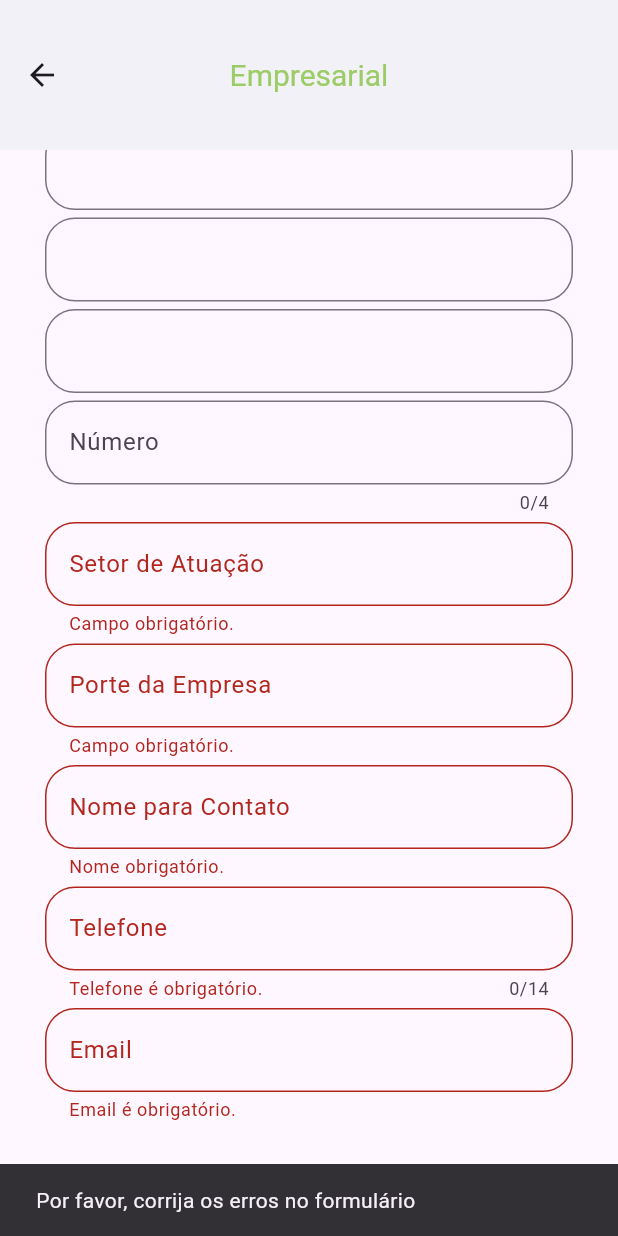
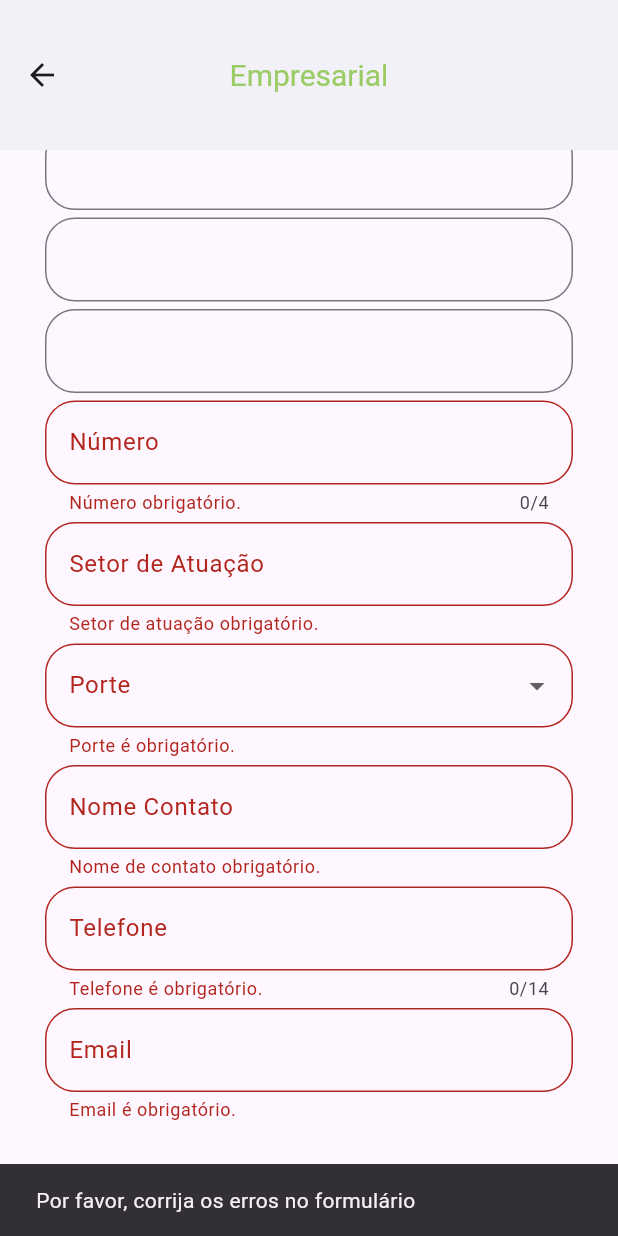
Before and after one commit to orbitatecnologiafsa/safecheck, a Flutter app: the CadEmpresarial screen opened directly, scrolled down 431 dp, after a tap on "Realizar Cadastro", on a phone screen of 412 x 824 dp. Run offline on Flutter 3.47's test engine with Material 3 defaults, Android fonts, the phone set to English and light mode, and no system bars; our stand-ins replace another_flutter_splash_screen, cloud_firestore, firebase_auth, firebase_core, flutter_otp_text_field, google_nav_bar and 1 more; accounts and stored records are empty.

Commit message:
lib: cadastros: Verificação do CNPJ

```diff
--- a/lib/pages/cadastros/cad_empresarial.dart
+++ b/lib/pages/cadastros/cad_empresarial.dart
@@ -27,6 +27,8 @@ class _CadEmpresarial extends State<CadEmpresarial> {
   var nomec = TextEditingController();
   var telefone = TextEditingController();
   var email = TextEditingController();
+
+  String? porteSelecionado;
 
   String? validarCNPJ(String? value) {
     if (value == null || value.isEmpty) {
@@ -89,10 +91,26 @@ class _CadEmpresarial extends State<CadEmpresarial> {
     }
   }
 
+  Future<bool> verificarCnpjDuplicado(String cnpj) async {
+    final FirebaseFirestore firestore = FirebaseFirestore.instance;
+    final cnpjQuery = await firestore
+        .collection('cadastro_empresarial')
+        .where('cnpj', isEqualTo: cnpj)
+        .get();
+
+    return cnpjQuery.docs.isNotEmpty;
+  }
+
   Future<void> createCad() async {
     final FirebaseFirestore firestore = FirebaseFirestore.instance;
+
+    bool cnpjExistente = await verificarCnpjDuplicado(cnpjj.text);
+    if (cnpjExistente) {
+      ScaffoldMessenger.of(context).showSnackBar(const SnackBar(content: Text('Este CNPJ já está cadastrado.')));
+      return;
+    }
     try {
-    await firestore.collection('cadastros').add({
+      await firestore.collection('cadastro_empresarial').add({
         'razao_social': razaos.text,
         'nome_fantasia': nomef.text,
         'cnpj': cnpjj.text,
@@ -103,7 +121,7 @@ class _CadEmpresarial extends State<CadEmpresarial> {
         'estado': estado.text,
         'numero': numero.text,
         'setor_atuacao': setora.text,
-      'porte': porte.text,
+        'porte': porteSelecionado,
         'nome_contato': nomec.text,
         'telefone': telefone.text,
         'email': email.text,
@@ -111,7 +129,6 @@ class _CadEmpresarial extends State<CadEmpresarial> {
       });
 
       ScaffoldMessenger.of(context).showSnackBar(const SnackBar(content: Text('Cadastro realizado com sucesso')));
-
       _formKey.currentState?.reset();
     } catch (e) {
       ScaffoldMessenger.of(context).showSnackBar(SnackBar(content: Text('Erro ao salvar cadastro: $e')));
@@ -246,6 +263,12 @@ class _CadEmpresarial extends State<CadEmpresarial> {
                     border: OutlineInputBorder(borderRadius: BorderRadius.circular(20.0)),
                   ),
                   maxLength: 4,
+                  validator: (value) {
+                    if (value == null || value.isEmpty) {
+                      return 'Número obrigatório.';
+                    }
+                    return null;
+                  },
                 ),
                 const SizedBox(height: 5),
                 TextFormField(
@@ -256,21 +279,31 @@ class _CadEmpresarial extends State<CadEmpresarial> {
                   ),
                   validator: (value) {
                     if (value == null || value.isEmpty) {
-                      return 'Campo obrigatório.';
+                      return 'Setor de atuação obrigatório.';
                     }
                     return null;
                   },
                 ),
                 const SizedBox(height: 5),
-                TextFormField(
-                  controller: porte,
+                DropdownButtonFormField<String>(
+                  value: porteSelecionado,
                   decoration: InputDecoration(
-                    labelText: 'Porte da Empresa',
+                    labelText: 'Porte',
                     border: OutlineInputBorder(borderRadius: BorderRadius.circular(20.0)),
                   ),
+                  items: const [
+                    DropdownMenuItem(value: 'Pequeno', child: Text('Pequeno')),
+                    DropdownMenuItem(value: 'Médio', child: Text('Médio')),
+                    DropdownMenuItem(value: 'Grande', child: Text('Grande')),
+                  ],
+                  onChanged: (value) {
+                    setState(() {
+                      porteSelecionado = value;
+                    });
+                  },
                   validator: (value) {
                     if (value == null || value.isEmpty) {
-                      return 'Campo obrigatório.';
+                      return 'Porte é obrigatório.';
                     }
                     return null;
                   },
@@ -279,12 +312,12 @@ class _CadEmpresarial extends State<CadEmpresarial> {
                 TextFormField(
                   controller: nomec,
                   decoration: InputDecoration(
-                    labelText: 'Nome para Contato',
+                    labelText: 'Nome Contato',
                     border: OutlineInputBorder(borderRadius: BorderRadius.circular(20.0)),
                   ),
                   validator: (value) {
                     if (value == null || value.isEmpty) {
-                      return 'Nome obrigatório.';
+                      return 'Nome de contato obrigatório.';
                     }
                     return null;
                   },
@@ -292,7 +325,7 @@ class _CadEmpresarial extends State<CadEmpresarial> {
                 const SizedBox(height: 5),
                 TextFormField(
                   controller: telefone,
-                  keyboardType: TextInputType.number,
+                  keyboardType: TextInputType.phone,
                   decoration: InputDecoration(
                     labelText: 'Telefone',
                     border: OutlineInputBorder(borderRadius: BorderRadius.circular(20.0)),
```
Lines whose indentation alone changed are shown as unchanged.
